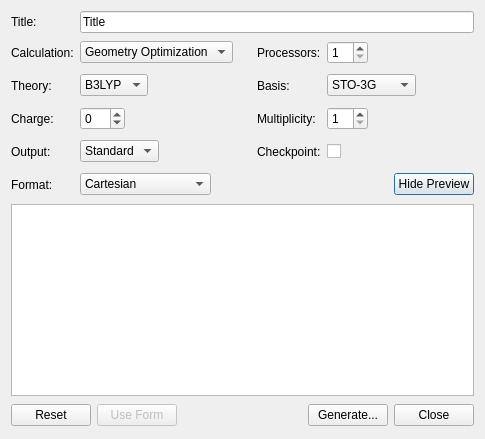
Qt form libavogadro/src/extensions/gaussianinputdialog.ui (cryos/avogadro) before a commit.
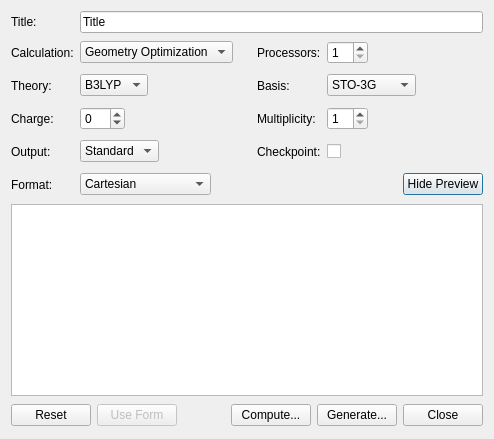
The same form after that commit.

Commit message: Add support for running local g03 jobs.

What changed in the file:
```diff
--- a/libavogadro/src/extensions/gaussianinputdialog.ui
+++ b/libavogadro/src/extensions/gaussianinputdialog.ui
@@ -522,6 +522,13 @@
        </property>
       </spacer>
      </item>
+     <item>
+      <widget class="QPushButton" name="computeButton" >
+       <property name="text" >
+        <string>Compute...</string>
+       </property>
+      </widget>
+     </item>
      <item>
       <widget class="QPushButton" name="generateButton" >
        <property name="text" >
```
The commit also changes 2 other files.
